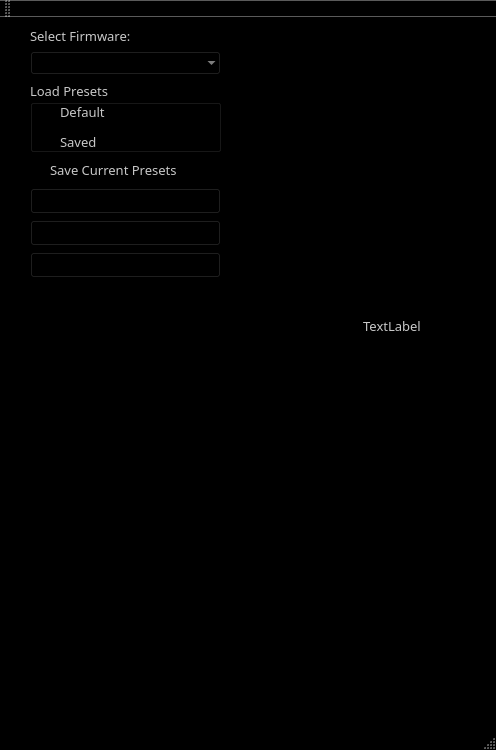
starlingcode/viaflash, file mainwindow.ui: the form before one commit.
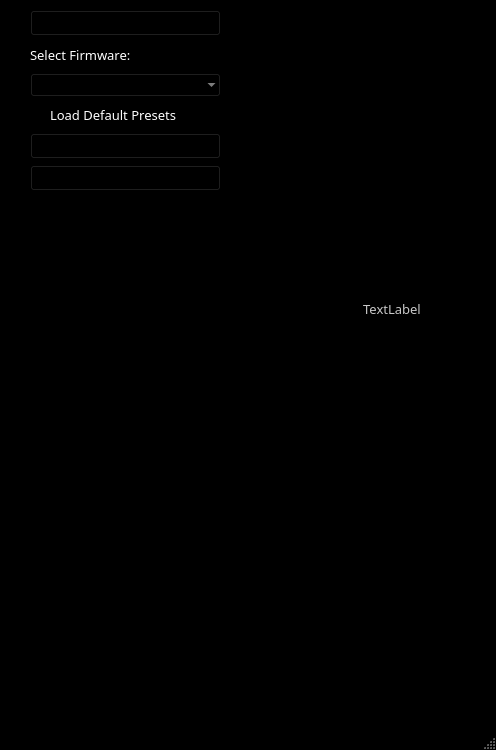
The form after the commit.

```diff
--- a/mainwindow.ui
+++ b/mainwindow.ui
@@ -456,7 +456,7 @@
       <x>20</x>
       <y>0</y>
       <width>211</width>
-      <height>271</height>
+      <height>201</height>
      </rect>
     </property>
     <layout class="QVBoxLayout" name="verticalLayout">
@@ -475,6 +475,50 @@
      <property name="bottomMargin">
       <number>10</number>
      </property>
+     <item>
+      <widget class="QPushButton" name="detectButton">
+       <property name="palette">
+        <palette>
+         <active>
+          <colorrole role="ButtonText">
+           <brush brushstyle="SolidPattern">
+            <color alpha="255">
+             <red>0</red>
+             <green>0</green>
+             <blue>0</blue>
+            </color>
+           </brush>
+          </colorrole>
+         </active>
+         <inactive>
+          <colorrole role="ButtonText">
+           <brush brushstyle="SolidPattern">
+            <color alpha="255">
+             <red>0</red>
+             <green>0</green>
+             <blue>0</blue>
+            </color>
+           </brush>
+          </colorrole>
+         </inactive>
+         <disabled>
+          <colorrole role="ButtonText">
+           <brush brushstyle="SolidPattern">
+            <color alpha="255">
+             <red>0</red>
+             <green>0</green>
+             <blue>0</blue>
+            </color>
+           </brush>
+          </colorrole>
+         </disabled>
+        </palette>
+       </property>
+       <property name="text">
+        <string>Detect Via Module</string>
+       </property>
+      </widget>
+     </item>
      <item>
       <widget class="QLabel" name="label">
        <property name="enabled">
@@ -486,6 +530,9 @@
          <verstretch>0</verstretch>
         </sizepolicy>
        </property>
+       <property name="styleSheet">
+        <string notr="true">color:rgb(255,255,255);</string>
+       </property>
        <property name="text">
         <string>Select Firmware:</string>
        </property>
@@ -593,67 +640,25 @@
       </widget>
      </item>
      <item>
-      <widget class="QGroupBox" name="groupBox">
-       <property name="sizePolicy">
-        <sizepolicy hsizetype="Preferred" vsizetype="Expanding">
-         <horstretch>0</horstretch>
-         <verstretch>0</verstretch>
-        </sizepolicy>
-       </property>
+      <widget class="QRadioButton" name="loadDefaultButton">
        <property name="palette">
         <palette>
          <active>
           <colorrole role="WindowText">
            <brush brushstyle="SolidPattern">
             <color alpha="255">
-             <red>200</red>
-             <green>200</green>
-             <blue>200</blue>
+             <red>255</red>
+             <green>255</green>
+             <blue>255</blue>
             </color>
            </brush>
           </colorrole>
           <colorrole role="Button">
            <brush brushstyle="SolidPattern">
             <color alpha="255">
-             <red>255</red>
-             <green>255</green>
-             <blue>255</blue>
-            </color>
-           </brush>
-          </colorrole>
-          <colorrole role="Light">
-           <brush brushstyle="SolidPattern">
-            <color alpha="255">
-             <red>255</red>
-             <green>255</green>
-             <blue>255</blue>
-            </color>
-           </brush>
-          </colorrole>
-          <colorrole role="Midlight">
-           <brush brushstyle="SolidPattern">
-            <color alpha="255">
-             <red>255</red>
-             <green>255</green>
-             <blue>255</blue>
-            </color>
-           </brush>
-          </colorrole>
-          <colorrole role="Dark">
-           <brush brushstyle="SolidPattern">
-            <color alpha="255">
-             <red>255</red>
-             <green>255</green>
-             <blue>255</blue>
-            </color>
-           </brush>
-          </colorrole>
-          <colorrole role="Mid">
-           <brush brushstyle="SolidPattern">
-            <color alpha="255">
-             <red>255</red>
-             <green>255</green>
-             <blue>255</blue>
+             <red>0</red>
+             <green>0</green>
+             <blue>0</blue>
             </color>
            </brush>
           </colorrole>
@@ -675,21 +680,30 @@
             </color>
            </brush>
           </colorrole>
+          <colorrole role="Base">
+           <brush brushstyle="SolidPattern">
+            <color alpha="255">
+             <red>0</red>
+             <green>0</green>
+             <blue>0</blue>
+            </color>
+           </brush>
+          </colorrole>
+          <colorrole role="Window">
+           <brush brushstyle="SolidPattern">
+            <color alpha="255">
+             <red>0</red>
+             <green>0</green>
+             <blue>0</blue>
+            </color>
+           </brush>
+          </colorrole>
           <colorrole role="Shadow">
            <brush brushstyle="SolidPattern">
             <color alpha="255">
-             <red>136</red>
-             <green>136</green>
-             <blue>136</blue>
-            </color>
-           </brush>
-          </colorrole>
-          <colorrole role="ToolTipText">
-           <brush brushstyle="SolidPattern">
-            <color alpha="255">
-             <red>255</red>
-             <green>255</green>
-             <blue>255</blue>
+             <red>185</red>
+             <green>185</green>
+             <blue>185</blue>
             </color>
            </brush>
           </colorrole>
@@ -698,54 +712,18 @@
           <colorrole role="WindowText">
            <brush brushstyle="SolidPattern">
             <color alpha="255">
-             <red>200</red>
-             <green>200</green>
-             <blue>200</blue>
+             <red>255</red>
+             <green>255</green>
+             <blue>255</blue>
             </color>
            </brush>
           </colorrole>
           <colorrole role="Button">
            <brush brushstyle="SolidPattern">
             <color alpha="255">
-             <red>255</red>
-             <green>255</green>
-             <blue>255</blue>
-            </color>
-           </brush>
-          </colorrole>
-          <colorrole role="Light">
-           <brush brushstyle="SolidPattern">
-            <color alpha="255">
-             <red>255</red>
-             <green>255</green>
-             <blue>255</blue>
-            </color>
-           </brush>
-          </colorrole>
-          <colorrole role="Midlight">
-           <brush brushstyle="SolidPattern">
-            <color alpha="255">
-             <red>255</red>
-             <green>255</green>
-             <blue>255</blue>
-            </color>
-           </brush>
-          </colorrole>
-          <colorrole role="Dark">
-           <brush brushstyle="SolidPattern">
-            <color alpha="255">
-             <red>255</red>
-             <green>255</green>
-             <blue>255</blue>
-            </color>
-           </brush>
-          </colorrole>
-          <colorrole role="Mid">
-           <brush brushstyle="SolidPattern">
-            <color alpha="255">
-             <red>255</red>
-             <green>255</green>
-             <blue>255</blue>
+             <red>0</red>
+             <green>0</green>
+             <blue>0</blue>
             </color>
            </brush>
           </colorrole>
@@ -767,21 +745,30 @@
             </color>
            </brush>
           </colorrole>
+          <colorrole role="Base">
+           <brush brushstyle="SolidPattern">
+            <color alpha="255">
+             <red>0</red>
+             <green>0</green>
+             <blue>0</blue>
+            </color>
+           </brush>
+          </colorrole>
+          <colorrole role="Window">
+           <brush brushstyle="SolidPattern">
+            <color alpha="255">
+             <red>0</red>
+             <green>0</green>
+             <blue>0</blue>
+            </color>
+           </brush>
+          </colorrole>
           <colorrole role="Shadow">
            <brush brushstyle="SolidPattern">
             <color alpha="255">
-             <red>136</red>
-             <green>136</green>
-             <blue>136</blue>
-            </color>
-           </brush>
-          </colorrole>
-          <colorrole role="ToolTipText">
-           <brush brushstyle="SolidPattern">
-            <color alpha="255">
-             <red>255</red>
-             <green>255</green>
-             <blue>255</blue>
+             <red>185</red>
+             <green>185</green>
+             <blue>185</blue>
             </color>
            </brush>
           </colorrole>
@@ -799,45 +786,9 @@
           <colorrole role="Button">
            <brush brushstyle="SolidPattern">
             <color alpha="255">
-             <red>255</red>
-             <green>255</green>
-             <blue>255</blue>
-            </color>
-           </brush>
-          </colorrole>
-          <colorrole role="Light">
-           <brush brushstyle="SolidPattern">
-            <color alpha="255">
-             <red>255</red>
-             <green>255</green>
-             <blue>255</blue>
-            </color>
-           </brush>
-          </colorrole>
-          <colorrole role="Midlight">
-           <brush brushstyle="SolidPattern">
-            <color alpha="255">
-             <red>255</red>
-             <green>255</green>
-             <blue>255</blue>
-            </color>
-           </brush>
-          </colorrole>
-          <colorrole role="Dark">
-           <brush brushstyle="SolidPattern">
-            <color alpha="255">
-             <red>255</red>
-             <green>255</green>
-             <blue>255</blue>
-            </color>
-           </brush>
-          </colorrole>
-          <colorrole role="Mid">
-           <brush brushstyle="SolidPattern">
-            <color alpha="255">
-             <red>255</red>
-             <green>255</green>
-             <blue>255</blue>
+             <red>0</red>
+             <green>0</green>
+             <blue>0</blue>
             </color>
            </brush>
           </colorrole>
@@ -859,62 +810,48 @@
             </color>
            </brush>
           </colorrole>
+          <colorrole role="Base">
+           <brush brushstyle="SolidPattern">
+            <color alpha="255">
+             <red>0</red>
+             <green>0</green>
+             <blue>0</blue>
+            </color>
+           </brush>
+          </colorrole>
+          <colorrole role="Window">
+           <brush brushstyle="SolidPattern">
+            <color alpha="255">
+             <red>0</red>
+             <green>0</green>
+             <blue>0</blue>
+            </color>
+           </brush>
+          </colorrole>
           <colorrole role="Shadow">
            <brush brushstyle="SolidPattern">
             <color alpha="255">
-             <red>136</red>
-             <green>136</green>
-             <blue>136</blue>
-            </color>
-           </brush>
-          </colorrole>
-          <colorrole role="ToolTipText">
-           <brush brushstyle="SolidPattern">
-            <color alpha="255">
-             <red>255</red>
-             <green>255</green>
-             <blue>255</blue>
+             <red>185</red>
+             <green>185</green>
+             <blue>185</blue>
             </color>
            </brush>
           </colorrole>
          </disabled>
         </palette>
        </property>
-       <property name="title">
-        <string>Load Presets</string>
+       <property name="font">
+        <font>
+         <family>IBM Plex Sans</family>
+         <pointsize>10</pointsize>
+        </font>
        </property>
-       <widget class="QRadioButton" name="loadDefaultButton">
-        <property name="geometry">
-         <rect>
-          <x>10</x>
-          <y>20</y>
-          <width>181</width>
-          <height>21</height>
-         </rect>
-        </property>
-        <property name="text">
-         <string>Default</string>
-        </property>
-       </widget>
-       <widget class="QRadioButton" name="loadSavedButton">
-        <property name="geometry">
-         <rect>
-          <x>10</x>
-          <y>50</y>
-          <width>181</width>
-          <height>21</height>
-         </rect>
-        </property>
-        <property name="text">
-         <string>Saved</string>
-        </property>
-       </widget>
-      </widget>
-     </item>
-     <item>
-      <widget class="QRadioButton" name="savePresetsButton">
+       <property name="styleSheet">
+        <string notr="true">background-color:rgb(0, 0, 0);
+color:rgb(255,255,255);</string>
+       </property>
        <property name="text">
-        <string>Save Current Presets</string>
+        <string>Load Default Presets</string>
        </property>
       </widget>
      </item>
@@ -989,50 +926,6 @@
        </property>
       </widget>
      </item>
-     <item>
-      <widget class="QPushButton" name="detectButton">
-       <property name="palette">
-        <palette>
-         <active>
-          <colorrole role="ButtonText">
-           <brush brushstyle="SolidPattern">
-            <color alpha="255">
-             <red>0</red>
-             <green>0</green>
-             <blue>0</blue>
-            </color>
-           </brush>
-          </colorrole>
-         </active>
-         <inactive>
-          <colorrole role="ButtonText">
-           <brush brushstyle="SolidPattern">
-            <color alpha="255">
-             <red>0</red>
-             <green>0</green>
-             <blue>0</blue>
-            </color>
-           </brush>
-          </colorrole>
-         </inactive>
-         <disabled>
-          <colorrole role="ButtonText">
-           <brush brushstyle="SolidPattern">
-            <color alpha="255">
-             <red>0</red>
-             <green>0</green>
-             <blue>0</blue>
-            </color>
-           </brush>
-          </colorrole>
-         </disabled>
-        </palette>
-       </property>
-       <property name="text">
-        <string>Detect Via Module</string>
-       </property>
-      </widget>
-     </item>
      <item>
       <widget class="QPushButton" name="flashButton">
        <property name="palette">
@@ -1105,24 +998,6 @@
     </property>
    </widget>
   </widget>
-  <widget class="QMenuBar" name="menuBar">
-   <property name="geometry">
-    <rect>
-     <x>0</x>
-     <y>0</y>
-     <width>496</width>
-     <height>23</height>
-    </rect>
-   </property>
-  </widget>
-  <widget class="QToolBar" name="mainToolBar">
-   <attribute name="toolBarArea">
-    <enum>TopToolBarArea</enum>
-   </attribute>
-   <attribute name="toolBarBreak">
-    <bool>false</bool>
-   </attribute>
-  </widget>
   <widget class="QStatusBar" name="statusBar"/>
  </widget>
  <layoutdefault spacing="6" margin="11"/>
```
